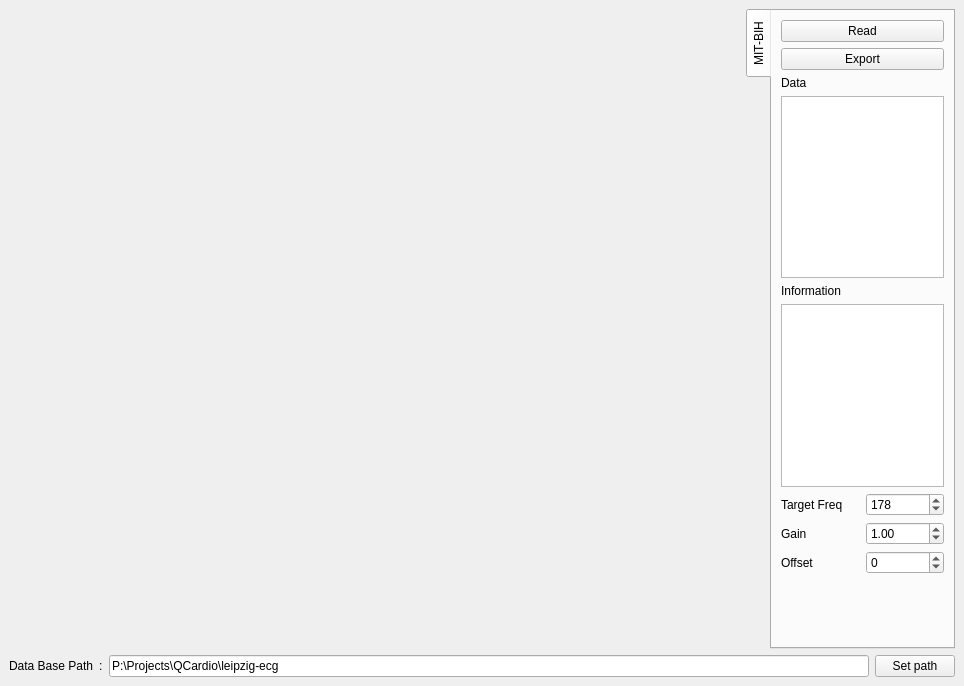
Before: the Qt Designer form src/Views/mainwindow.ui in erfan-mohammadzade/QCardio, drawn with Qt 5.
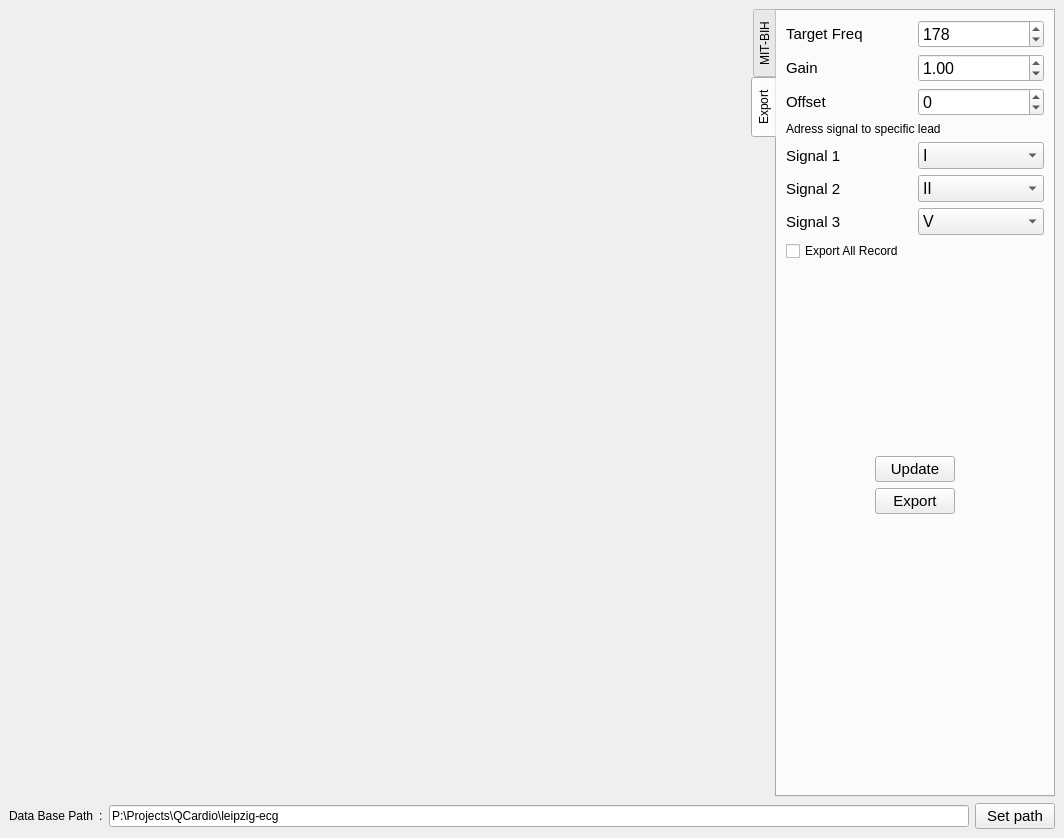
After: the same form once the commit is applied.

What changed in the file:
```diff
--- a/src/Views/mainwindow.ui
+++ b/src/Views/mainwindow.ui
@@ -6,8 +6,8 @@
    <rect>
     <x>0</x>
     <y>0</y>
-    <width>964</width>
-    <height>686</height>
+    <width>1064</width>
+    <height>838</height>
    </rect>
   </property>
   <property name="windowTitle">
@@ -16,23 +16,16 @@
   <widget class="QWidget" name="centralwidget">
    <layout class="QGridLayout" name="gridLayout_3">
     <item row="0" column="0">
-     <layout class="QGridLayout" name="gridLayout_2" columnstretch="7,2">
-      <item row="0" column="0">
-       <widget class="QWidget" name="widgetSignal" native="true">
-        <layout class="QGridLayout" name="gridLayout_16">
-         <item row="0" column="0">
-          <layout class="QGridLayout" name="gridLayoutLead1"/>
-         </item>
-         <item row="1" column="0">
-          <layout class="QGridLayout" name="gridLayoutLead2"/>
-         </item>
-        </layout>
-       </widget>
-      </item>
+     <layout class="QGridLayout" name="gridLayout_2" columnstretch="7,0">
       <item row="1" column="0" colspan="2">
        <layout class="QGridLayout" name="gridLayout">
         <item row="0" column="3">
          <widget class="QPushButton" name="pushButtonSetPath">
+          <property name="font">
+           <font>
+            <pointsize>11</pointsize>
+           </font>
+          </property>
           <property name="text">
            <string>Set path</string>
           </property>
@@ -61,6 +54,21 @@
         </item>
        </layout>
       </item>
+      <item row="0" column="0">
+       <widget class="QWidget" name="widgetSignal" native="true">
+        <layout class="QGridLayout" name="gridLayout_16">
+         <item row="1" column="0">
+          <layout class="QGridLayout" name="gridLayoutLead2"/>
+         </item>
+         <item row="0" column="0">
+          <layout class="QGridLayout" name="gridLayoutLead1"/>
+         </item>
+         <item row="2" column="0">
+          <layout class="QGridLayout" name="gridLayoutLead3"/>
+         </item>
+        </layout>
+       </widget>
+      </item>
       <item row="0" column="1">
        <widget class="QTabWidget" name="tabWidget">
         <property name="contextMenuPolicy">
@@ -73,7 +81,7 @@
          <enum>QTabWidget::TabPosition::West</enum>
         </property>
         <property name="currentIndex">
-         <number>0</number>
+         <number>1</number>
         </property>
         <property name="tabBarAutoHide">
          <bool>false</bool>
@@ -84,27 +92,14 @@
          </attribute>
          <layout class="QGridLayout" name="gridLayout_9">
           <item row="0" column="0">
-           <layout class="QGridLayout" name="gridLayoutOperation">
-            <item row="0" column="0">
-             <widget class="QPushButton" name="pushButtonRead">
-              <property name="text">
-               <string>Read</string>
-              </property>
-             </widget>
-            </item>
-            <item row="1" column="0">
-             <widget class="QPushButton" name="pushButtonExport">
-              <property name="text">
-               <string>Export</string>
-              </property>
-             </widget>
-            </item>
-           </layout>
-          </item>
-          <item row="1" column="0">
            <layout class="QGridLayout" name="gridLayoutData">
             <item row="0" column="0">
              <widget class="QLabel" name="labelData">
+              <property name="font">
+               <font>
+                <pointsize>10</pointsize>
+               </font>
+              </property>
               <property name="text">
                <string>Data</string>
               </property>
@@ -115,13 +110,18 @@
             </item>
            </layout>
           </item>
-          <item row="2" column="0">
+          <item row="1" column="0">
            <layout class="QGridLayout" name="gridLayoutInfo">
             <item row="1" column="0">
              <widget class="QTextEdit" name="textEditSignalInfo"/>
             </item>
             <item row="0" column="0">
              <widget class="QLabel" name="labelInfo">
+              <property name="font">
+               <font>
+                <pointsize>10</pointsize>
+               </font>
+              </property>
               <property name="text">
                <string>Information</string>
               </property>
@@ -129,10 +129,46 @@
             </item>
            </layout>
           </item>
+          <item row="2" column="0">
+           <spacer name="verticalSpacer">
+            <property name="orientation">
+             <enum>Qt::Orientation::Vertical</enum>
+            </property>
+            <property name="sizeHint" stdset="0">
+             <size>
+              <width>20</width>
+              <height>74</height>
+             </size>
+            </property>
+           </spacer>
+          </item>
           <item row="3" column="0">
+           <layout class="QGridLayout" name="gridLayoutOperation">
+            <item row="1" column="0">
+             <widget class="QPushButton" name="pushButtonRead">
+              <property name="text">
+               <string>Read</string>
+              </property>
+             </widget>
+            </item>
+           </layout>
+          </item>
+         </layout>
+        </widget>
+        <widget class="QWidget" name="tabExport">
+         <attribute name="title">
+          <string>Export</string>
+         </attribute>
+         <layout class="QGridLayout" name="gridLayout_7">
+          <item row="0" column="0">
            <layout class="QGridLayout" name="gridLayoutFreq">
             <item row="0" column="1">
              <widget class="QSpinBox" name="spinBoxTargetFreq">
+              <property name="font">
+               <font>
+                <pointsize>12</pointsize>
+               </font>
+              </property>
               <property name="minimum">
                <number>50</number>
               </property>
@@ -146,6 +182,11 @@
             </item>
             <item row="1" column="1">
              <widget class="QDoubleSpinBox" name="doubleSpinBoxGain">
+              <property name="font">
+               <font>
+                <pointsize>12</pointsize>
+               </font>
+              </property>
               <property name="value">
                <double>1.000000000000000</double>
               </property>
@@ -153,6 +194,11 @@
             </item>
             <item row="0" column="0">
              <widget class="QLabel" name="labelTargetFreq">
+              <property name="font">
+               <font>
+                <pointsize>11</pointsize>
+               </font>
+              </property>
               <property name="text">
                <string>Target Freq</string>
               </property>
@@ -160,6 +206,11 @@
             </item>
             <item row="1" column="0">
              <widget class="QLabel" name="labelGain">
+              <property name="font">
+               <font>
+                <pointsize>11</pointsize>
+               </font>
+              </property>
               <property name="text">
                <string>Gain</string>
               </property>
@@ -167,16 +218,26 @@
             </item>
             <item row="2" column="1">
              <widget class="QSpinBox" name="spinBoxOffset">
+              <property name="font">
+               <font>
+                <pointsize>12</pointsize>
+               </font>
+              </property>
               <property name="minimum">
-               <number>-1000</number>
+               <number>-2000</number>
               </property>
               <property name="maximum">
-               <number>1000</number>
+               <number>2000</number>
               </property>
              </widget>
             </item>
             <item row="2" column="0">
              <widget class="QLabel" name="labelOffset">
+              <property name="font">
+               <font>
+                <pointsize>11</pointsize>
+               </font>
+              </property>
               <property name="text">
                <string>Offset</string>
               </property>
@@ -184,15 +245,264 @@
             </item>
            </layout>
           </item>
-          <item row="4" column="0">
-           <spacer name="verticalSpacer">
+          <item row="1" column="0">
+           <layout class="QGridLayout" name="gridLayout_4">
+            <item row="3" column="0">
+             <widget class="QLabel" name="label_4">
+              <property name="font">
+               <font>
+                <pointsize>11</pointsize>
+               </font>
+              </property>
+              <property name="text">
+               <string>Signal 3</string>
+              </property>
+             </widget>
+            </item>
+            <item row="2" column="1">
+             <widget class="QComboBox" name="comboBoxSignal2">
+              <property name="font">
+               <font>
+                <pointsize>12</pointsize>
+               </font>
+              </property>
+              <property name="currentIndex">
+               <number>1</number>
+              </property>
+              <item>
+               <property name="text">
+                <string>I</string>
+               </property>
+              </item>
+              <item>
+               <property name="text">
+                <string>II</string>
+               </property>
+              </item>
+              <item>
+               <property name="text">
+                <string>III</string>
+               </property>
+              </item>
+              <item>
+               <property name="text">
+                <string>AVR</string>
+               </property>
+              </item>
+              <item>
+               <property name="text">
+                <string>V</string>
+               </property>
+              </item>
+              <item>
+               <property name="text">
+                <string>AVF</string>
+               </property>
+              </item>
+             </widget>
+            </item>
+            <item row="2" column="0">
+             <widget class="QLabel" name="label_3">
+              <property name="font">
+               <font>
+                <pointsize>11</pointsize>
+               </font>
+              </property>
+              <property name="text">
+               <string>Signal 2 </string>
+              </property>
+             </widget>
+            </item>
+            <item row="1" column="1">
+             <widget class="QComboBox" name="comboBoxSignal1">
+              <property name="font">
+               <font>
+                <pointsize>12</pointsize>
+               </font>
+              </property>
+              <item>
+               <property name="text">
+                <string>I</string>
+               </property>
+              </item>
+              <item>
+               <property name="text">
+                <string>II</string>
+               </property>
+              </item>
+              <item>
+               <property name="text">
+                <string>III</string>
+               </property>
+              </item>
+              <item>
+               <property name="text">
+                <string>AVR</string>
+               </property>
+              </item>
+              <item>
+               <property name="text">
+                <string>V</string>
+               </property>
+              </item>
+              <item>
+               <property name="text">
+                <string>AVF</string>
+               </property>
+              </item>
+              <item>
+               <property name="text">
+                <string/>
+               </property>
+              </item>
+             </widget>
+            </item>
+            <item row="3" column="1">
+             <widget class="QComboBox" name="comboBoxSignal3">
+              <property name="font">
+               <font>
+                <pointsize>12</pointsize>
+               </font>
+              </property>
+              <property name="currentIndex">
+               <number>4</number>
+              </property>
+              <item>
+               <property name="text">
+                <string>I</string>
+               </property>
+              </item>
+              <item>
+               <property name="text">
+                <string>II</string>
+               </property>
+              </item>
+              <item>
+               <property name="text">
+                <string>III</string>
+               </property>
+              </item>
+              <item>
+               <property name="text">
+                <string>AVR</string>
+               </property>
+              </item>
+              <item>
+               <property name="text">
+                <string>V</string>
+               </property>
+              </item>
+              <item>
+               <property name="text">
+                <string>AVL</string>
+               </property>
+              </item>
+             </widget>
+            </item>
+            <item row="1" column="0">
+             <widget class="QLabel" name="label_2">
+              <property name="font">
+               <font>
+                <pointsize>11</pointsize>
+               </font>
+              </property>
+              <property name="text">
+               <string>Signal 1</string>
+              </property>
+             </widget>
+            </item>
+            <item row="0" column="0" colspan="2">
+             <widget class="QLabel" name="label_5">
+              <property name="text">
+               <string>Adress signal to specific lead</string>
+              </property>
+             </widget>
+            </item>
+           </layout>
+          </item>
+          <item row="2" column="0">
+           <layout class="QGridLayout" name="gridLayout_6">
+            <item row="1" column="0" colspan="3">
+             <spacer name="verticalSpacer_3">
+              <property name="orientation">
+               <enum>Qt::Orientation::Vertical</enum>
+              </property>
+              <property name="sizeHint" stdset="0">
+               <size>
+                <width>20</width>
+                <height>40</height>
+               </size>
+              </property>
+             </spacer>
+            </item>
+            <item row="3" column="0">
+             <spacer name="horizontalSpacer">
+              <property name="orientation">
+               <enum>Qt::Orientation::Horizontal</enum>
+              </property>
+              <property name="sizeHint" stdset="0">
+               <size>
+                <width>40</width>
+                <height>20</height>
+               </size>
+              </property>
+             </spacer>
+            </item>
+            <item row="0" column="0" colspan="3">
+             <widget class="QCheckBox" name="checkBox">
+              <property name="text">
+               <string>Export All Record </string>
+              </property>
+             </widget>
+            </item>
+            <item row="3" column="2">
+             <spacer name="horizontalSpacer_2">
+              <property name="orientation">
+               <enum>Qt::Orientation::Horizontal</enum>
+              </property>
+              <property name="sizeHint" stdset="0">
+               <size>
+                <width>40</width>
+                <height>20</height>
+               </size>
+              </property>
+             </spacer>
+            </item>
+            <item row="3" column="1">
+             <widget class="QPushButton" name="pushButtonExport">
+              <property name="font">
+               <font>
+                <pointsize>11</pointsize>
+               </font>
+              </property>
+              <property name="text">
+               <string>Export</string>
+              </property>
+             </widget>
+            </item>
+            <item row="2" column="1">
+             <widget class="QPushButton" name="pushButtonUpdate">
+              <property name="font">
+               <font>
+                <pointsize>11</pointsize>
+               </font>
+              </property>
+              <property name="text">
+               <string>Update</string>
+              </property>
+             </widget>
+            </item>
+           </layout>
+          </item>
+          <item row="3" column="0">
+           <spacer name="verticalSpacer_2">
             <property name="orientation">
              <enum>Qt::Orientation::Vertical</enum>
             </property>
             <property name="sizeHint" stdset="0">
              <size>
               <width>20</width>
-              <height>74</height>
+              <height>254</height>
              </size>
             </property>
            </spacer>
```
Left out of the diff: 2 changed lines with no effect on the pictures.
